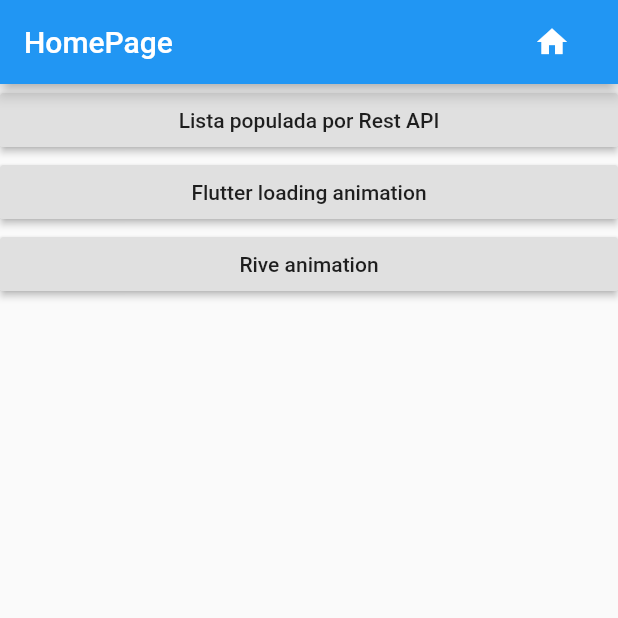
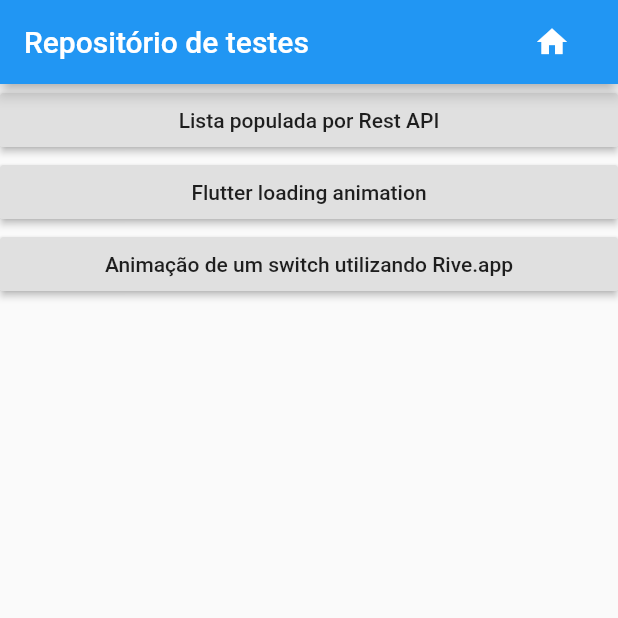
Before and after one commit to filipero/TesteFlutter, a Flutter app: the screen it shows after launch, on a phone screen of 412 x 824 dp, the top half of it. Run offline on Flutter 3.47's test engine with Material 2 defaults, Android fonts, the phone set to English and light mode, and no system bars; our stand-ins replace flare_flutter.

Commit message:
Animação com rive está funcionando!!

```diff
--- a/lib/main.dart
+++ b/lib/main.dart
@@ -2,10 +2,9 @@ import 'package:flutter/material.dart';
 import './Screens/loaderanim.dart';
 import './Screens/listviewapi.dart';
 import './Screens/riveanim.dart';
+
 void main() {
-  runApp(new MaterialApp(
-    home:HomePage()
-  ));
+  runApp(new MaterialApp(home: HomePage()));
 }
 
 class HomePage extends StatefulWidget {
@@ -14,61 +13,58 @@ class HomePage extends StatefulWidget {
 }
 
 class _HomePageState extends State<HomePage> {
-
-  List<String> telas = ["HomePage","Lista populada por Rest API","Flutter loading animation","Rive animation"];
-  String telaAtual = "HomePage";
+  static List<String> telas = [
+    "Repositório de testes",
+    "Lista populada por Rest API",
+    "Flutter loading animation",
+    "Animação de um switch utilizando Rive.app"
+  ];
+  String telaAtual = telas[0].toString();
   int paginaAtual = 0;
   @override
   Widget build(BuildContext context) {
     return Scaffold(
       appBar: AppBar(
-        title: Text(telaAtual)
-                  ,actions: <Widget>[
-                    FlatButton(onPressed:(){
-                  this.setState((){
-                    telaAtual = "HomePage";
-                  });},child: Icon(Icons.home, color: Colors.white,),)
-                  ],
+        title: Text(telaAtual),
+        actions: <Widget>[
+          FlatButton(
+            onPressed: () {
+              this.setState(() {
+                telaAtual = telas[0];
+              });
+            },
+            child: Icon(
+              Icons.home,
+              color: Colors.white,
+            ),
+          )
+        ],
       ),
-      body: telaAtual == telas[0] ? ListView.builder(itemCount: telas == null ? 0 : telas.length,
-      itemBuilder: (BuildContext context, int index){
-        return telas[index] == "HomePage" ? Container() : RaisedButton(child: Text( telas[index] ),
-                onPressed: (){
-                  this.setState((){
-                    telaAtual = telas[index];
-                  });
-                });
-
-      }
-
-      ):
-      telaAtual == telas[1] ? Container(child:ApiList()):
-      telaAtual == telas[2] ? Container(child:new Center(child: Loader())):
-      telaAtual == telas[3] ? Container(child:RiveAnim()):
-      Container(color: Colors.red,height: double.infinity, width: double.infinity,),
+      body: telaAtual == telas[0]
+          ? ListView.builder(
+              itemCount: telas == null ? 0 : telas.length,
+              itemBuilder: (BuildContext context, int index) {
+                return telas[index] == telas[0]
+                    ? Container()
+                    : RaisedButton(
+                        child: Text(telas[index]),
+                        onPressed: () {
+                          this.setState(() {
+                            telaAtual = telas[index];
+                          });
+                        });
+              })
+          : telaAtual == telas[1]
+              ? Container(child: ApiList())
+              : telaAtual == telas[2]
+                  ? Container(child: new Center(child: Loader()))
+                  : telaAtual == telas[3]
+                      ? Container(child: RiveAnim())
+                      : Container(
+                          color: Colors.red,
+                          height: double.infinity,
+                          width: double.infinity,
+                        ),
     );
   }
 }
-
-
-
-
-
-/* ListView(
-        children:<Widget>[
-          Card(
-          child:Row(
-            children: <Widget>[
-
-              RaisedButton(child: Text( telas[1] ),
-                onPressed: (){
-                  this.setState((){
-                    telaAtual = telas[1];
-                  });
-                })
-
-
-            ],
-          )),
-        ],
-      ) */
```
Also changed, not shown: lib/Screens/riveanim.dart (+40 -29 lines), pubspec.yaml (+4 -3 lines), pubspec.lock, 2 other files.
